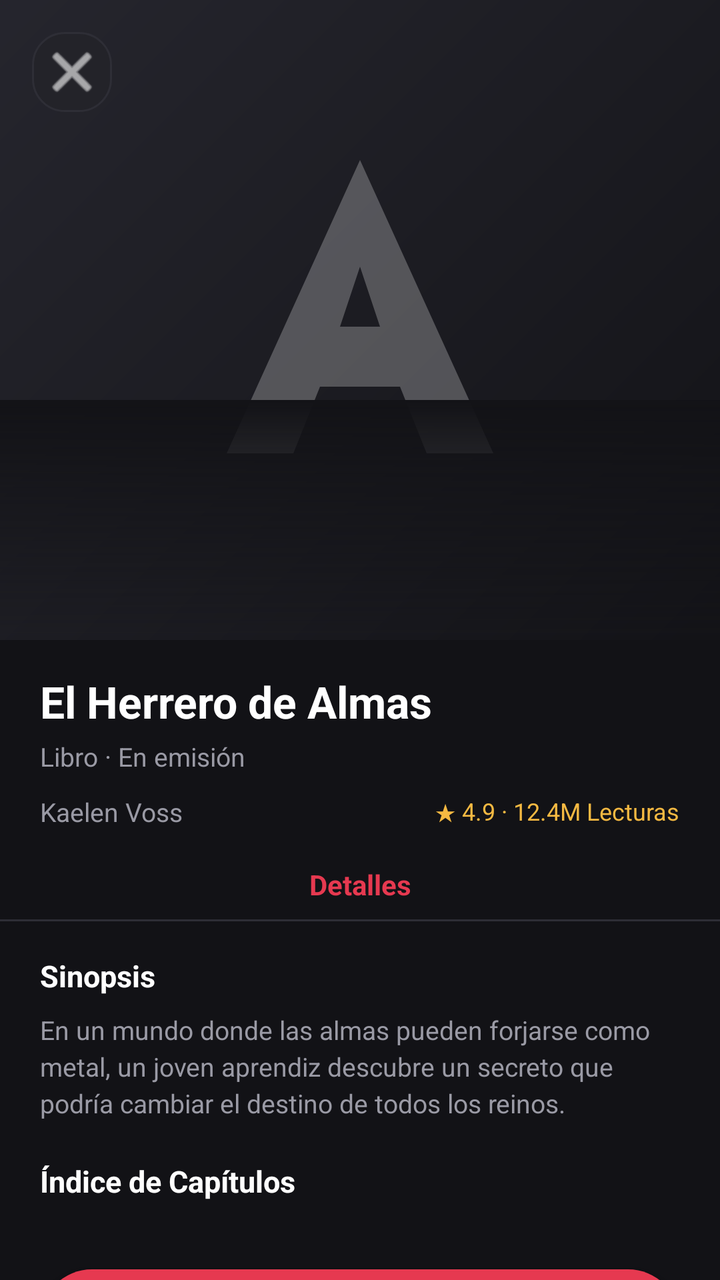
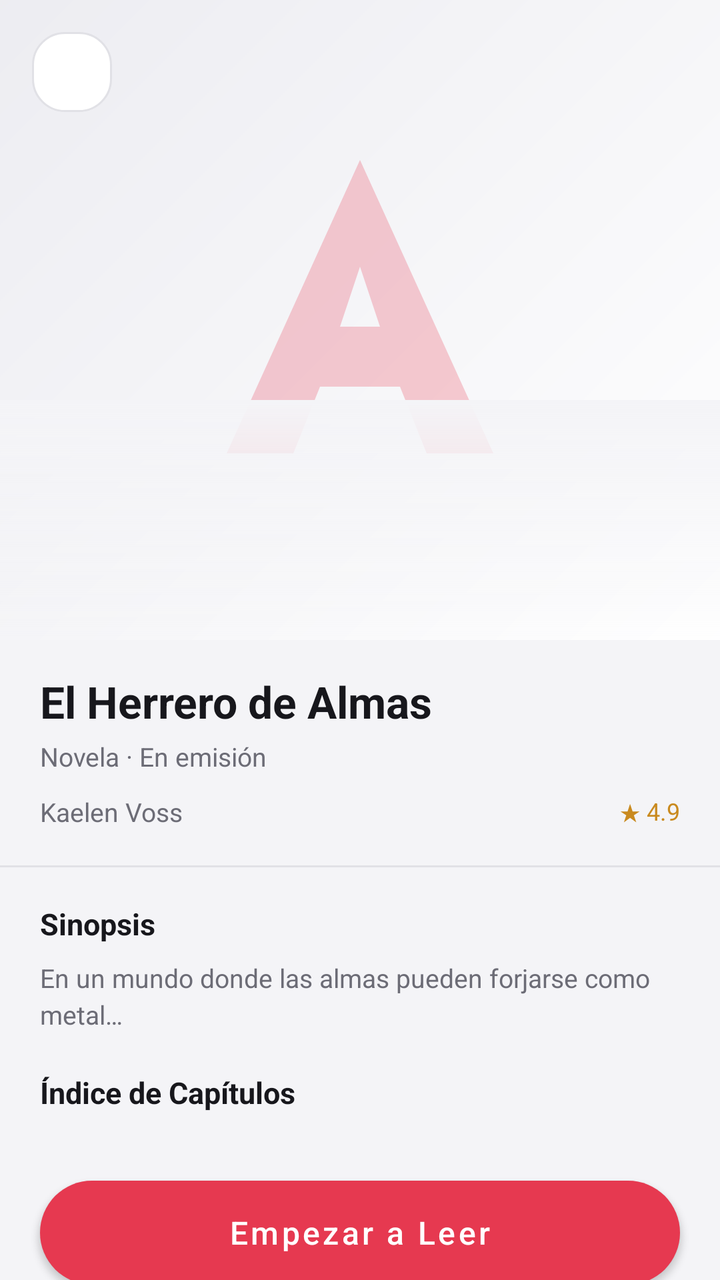

Two renders of the same Android screen: before a commit and after it. Below are the layout's source before the change and the commit's diff.
<!-- AndroidManifest.xml: application theme Theme.Attor -->
<!-- res/layout/activity_work_details.xml -->
<?xml version="1.0" encoding="utf-8"?>
<androidx.core.widget.NestedScrollView xmlns:android="http://schemas.android.com/apk/res/android"
    xmlns:app="http://schemas.android.com/apk/res-auto"
    xmlns:tools="http://schemas.android.com/tools"
    android:layout_width="match_parent"
    android:layout_height="match_parent"
    android:background="@color/background_primary"
    android:fillViewport="true"
    tools:context=".WorkDetailsActivity">

    <androidx.constraintlayout.widget.ConstraintLayout
        android:layout_width="match_parent"
        android:layout_height="wrap_content">

        
        <ImageView
            android:id="@+id/imgCoverLarge"
            android:layout_width="0dp"
            android:layout_height="320dp"
            android:background="@color/surface_input"
            android:src="@drawable/placeholder_cover"
            android:contentDescription="@null"
            android:scaleType="centerCrop"
            app:layout_constraintTop_toTopOf="parent"
            app:layout_constraintStart_toStartOf="parent"
            app:layout_constraintEnd_toEndOf="parent" />

        <View
            android:layout_width="0dp"
            android:layout_height="120dp"
            android:background="@drawable/bg_gradient_overlay"
            app:layout_constraintBottom_toBottomOf="@id/imgCoverLarge"
            app:layout_constraintStart_toStartOf="parent"
            app:layout_constraintEnd_toEndOf="parent" />

        <ImageButton
            android:id="@+id/btnBack"
            android:layout_width="40dp"
            android:layout_height="40dp"
            android:layout_marginStart="16dp"
            android:layout_marginTop="16dp"
            android:background="@drawable/bg_button_outline"
            android:contentDescription="@null"
            android:padding="8dp"
            android:src="@android:drawable/ic_menu_close_clear_cancel"
            app:tint="@color/white"
            app:layout_constraintTop_toTopOf="parent"
            app:layout_constraintStart_toStartOf="parent" />

        
        <TextView
            android:id="@+id/txtWorkTitle"
            android:layout_width="0dp"
            android:layout_height="wrap_content"
            android:layout_marginStart="20dp"
            android:layout_marginTop="16dp"
            android:layout_marginEnd="20dp"
            android:text="El Herrero de Almas"
            android:textColor="@color/text_primary"
            android:textSize="22sp"
            android:textStyle="bold"
            app:layout_constraintTop_toBottomOf="@id/imgCoverLarge"
            app:layout_constraintStart_toStartOf="parent"
            app:layout_constraintEnd_toEndOf="parent" />

        <TextView
            android:id="@+id/txtWorkStatus"
            android:layout_width="0dp"
            android:layout_height="wrap_content"
            android:layout_marginStart="20dp"
            android:layout_marginTop="4dp"
            android:layout_marginEnd="20dp"
            android:text="@string/work_status_progress"
            android:textColor="@color/text_secondary"
            android:textSize="13sp"
            app:layout_constraintTop_toBottomOf="@id/txtWorkTitle"
            app:layout_constraintStart_toStartOf="parent"
            app:layout_constraintEnd_toEndOf="parent" />

        
        <LinearLayout
            android:id="@+id/layoutAuthorRow"
            android:layout_width="0dp"
            android:layout_height="wrap_content"
            android:layout_marginStart="20dp"
            android:layout_marginTop="10dp"
            android:layout_marginEnd="20dp"
            android:gravity="center_vertical"
            android:orientation="horizontal"
            app:layout_constraintTop_toBottomOf="@id/txtWorkStatus"
            app:layout_constraintStart_toStartOf="parent"
            app:layout_constraintEnd_toEndOf="parent">

            <TextView
                android:id="@+id/txtAuthorName"
                android:layout_width="0dp"
                android:layout_height="wrap_content"
                android:layout_weight="1"
                android:text="Kaelen Voss"
                android:textColor="@color/text_secondary"
                android:textSize="13sp" />

            <TextView
                android:id="@+id/txtWorkRating"
                android:layout_width="wrap_content"
                android:layout_height="wrap_content"
                android:text="★ 4.9 · 12.4M Lecturas"
                android:textColor="@color/star_gold"
                android:textSize="12sp" />
        </LinearLayout>

        
        <LinearLayout
            android:id="@+id/layoutTabs"
            android:layout_width="0dp"
            android:layout_height="wrap_content"
            android:layout_marginStart="20dp"
            android:layout_marginTop="18dp"
            android:layout_marginEnd="20dp"
            android:orientation="horizontal"
            android:weightSum="3"
            app:layout_constraintTop_toBottomOf="@id/layoutAuthorRow"
            app:layout_constraintStart_toStartOf="parent"
            app:layout_constraintEnd_toEndOf="parent">

            <TextView
                android:id="@+id/tabDetails"
                android:layout_width="match_parent"
                android:layout_height="wrap_content"
                android:layout_weight="1"
                android:gravity="center"
                android:paddingBottom="8dp"
                android:text="@string/work_tab_details"
                android:textColor="@color/accent_red"
                android:textStyle="bold" />

        </LinearLayout>

        <View
            android:layout_width="0dp"
            android:layout_height="1dp"
            android:background="@color/divider"
            app:layout_constraintTop_toBottomOf="@id/layoutTabs"
            app:layout_constraintStart_toStartOf="parent"
            app:layout_constraintEnd_toEndOf="parent" />

        
        <TextView
            android:id="@+id/txtSynopsisTitle"
            android:layout_width="wrap_content"
            android:layout_height="wrap_content"
            android:layout_marginStart="20dp"
            android:layout_marginTop="18dp"
            android:text="@string/work_synopsis_title"
            android:textColor="@color/text_primary"
            android:textSize="15sp"
            android:textStyle="bold"
            app:layout_constraintTop_toBottomOf="@id/layoutTabs"
            app:layout_constraintStart_toStartOf="parent" />

        <TextView
            android:id="@+id/txtSynopsisBody"
            android:layout_width="0dp"
            android:layout_height="wrap_content"
            android:layout_marginStart="20dp"
            android:layout_marginTop="8dp"
            android:layout_marginEnd="20dp"
            android:text="En un mundo donde las almas pueden forjarse como metal, un joven aprendiz descubre un secreto que podría cambiar el destino de todos los reinos."
            android:textColor="@color/text_secondary"
            android:textSize="13sp"
            android:lineSpacingExtra="3dp"
            app:layout_constraintTop_toBottomOf="@id/txtSynopsisTitle"
            app:layout_constraintStart_toStartOf="parent"
            app:layout_constraintEnd_toEndOf="parent" />

        
        <TextView
            android:id="@+id/txtIndexTitle"
            android:layout_width="wrap_content"
            android:layout_height="wrap_content"
            android:layout_marginStart="20dp"
            android:layout_marginTop="20dp"
            android:text="@string/work_index_title"
            android:textColor="@color/text_primary"
            android:textSize="15sp"
            android:textStyle="bold"
            app:layout_constraintTop_toBottomOf="@id/txtSynopsisBody"
            app:layout_constraintStart_toStartOf="parent" />

        <androidx.recyclerview.widget.RecyclerView
            android:id="@+id/rvChapters"
            android:layout_width="0dp"
            android:layout_height="wrap_content"
            android:layout_marginStart="20dp"
            android:layout_marginTop="10dp"
            android:layout_marginEnd="20dp"
            android:nestedScrollingEnabled="false"
            tools:itemCount="2"
            tools:listitem="@layout/item_chapter"
            app:layout_constraintTop_toBottomOf="@id/txtIndexTitle"
            app:layout_constraintStart_toStartOf="parent"
            app:layout_constraintEnd_toEndOf="parent" />

        
        <Button
            android:id="@+id/btnStartReading"
            android:layout_width="0dp"
            android:layout_height="52dp"
            android:layout_marginHorizontal="20dp"
            android:layout_marginTop="24dp"
            android:layout_marginBottom="24dp"
            android:background="@drawable/bg_button_primary"
            android:text="@string/work_start_reading"
            android:textAllCaps="false"
            android:textColor="@color/white"
            android:textSize="16sp"
            app:layout_constraintTop_toBottomOf="@id/rvChapters"
            app:layout_constraintStart_toStartOf="parent"
            app:layout_constraintEnd_toEndOf="parent" />

    </androidx.constraintlayout.widget.ConstraintLayout>
</androidx.core.widget.NestedScrollView>
<!-- res/layout/item_chapter.xml (included above) -->
<?xml version="1.0" encoding="utf-8"?>
<LinearLayout xmlns:android="http://schemas.android.com/apk/res/android"
    xmlns:app="http://schemas.android.com/apk/res-auto"
    android:layout_width="match_parent"
    android:layout_height="wrap_content"
    android:layout_marginBottom="10dp"
    android:background="@drawable/bg_card_rounded"
    android:gravity="center_vertical"
    android:orientation="horizontal"
    android:padding="14dp">

    <LinearLayout
        android:layout_width="0dp"
        android:layout_height="wrap_content"
        android:layout_weight="1"
        android:orientation="vertical">

        <TextView
            android:id="@+id/txtChapterTitle"
            android:layout_width="wrap_content"
            android:layout_height="wrap_content"
            android:text="Capítulo 1: El Herrero Gris"
            android:textColor="@color/text_primary"
            android:textSize="13sp"
            android:textStyle="bold" />

        <TextView
            android:id="@+id/txtChapterDate"
            android:layout_width="wrap_content"
            android:layout_height="wrap_content"
            android:layout_marginTop="2dp"
            android:text="Publicado hace 3 días"
            android:textColor="@color/text_secondary"
            android:textSize="11sp" />
    </LinearLayout>

    <ImageView
        android:layout_width="18dp"
        android:layout_height="18dp"
        android:contentDescription="@null"
        android:src="@android:drawable/ic_media_play"
        app:tint="@color/accent_red" />

</LinearLayout>
<!-- resources referenced by this layout -->
<resources>
  <color name="accent_red">#E63950</color>
  <color name="background_primary">#121216</color>
  <color name="divider">#2E2E36</color>
  <color name="star_gold">#F5B942</color>
  <color name="surface_input">#26262E</color>
  <color name="text_primary">#FFFFFF</color>
  <color name="text_secondary">#9A9AA5</color>
  <color name="white">#FFFFFF</color>
  <!-- drawable bg_button_outline (drawable) -->
  <?xml version="1.0" encoding="utf-8"?>
  <shape xmlns:android="http://schemas.android.com/apk/res/android"
      android:shape="rectangle">
      <solid android:color="@color/surface_card" />
      <stroke android:width="1dp" android:color="@color/divider" />
      <corners android:radius="16dp" />
  </shape>
  <!-- drawable bg_button_primary (drawable) -->
  <?xml version="1.0" encoding="utf-8"?>
  <shape xmlns:android="http://schemas.android.com/apk/res/android"
      android:shape="rectangle">
      <solid android:color="@color/accent_red" />
      <corners android:radius="28dp" />
  </shape>
  <!-- drawable bg_card_rounded (drawable) -->
  <?xml version="1.0" encoding="utf-8"?>
  <shape xmlns:android="http://schemas.android.com/apk/res/android"
      android:shape="rectangle">
      <solid android:color="@color/surface_card" />
      <corners android:radius="16dp" />
  </shape>
  <!-- drawable bg_gradient_overlay (drawable) -->
  <?xml version="1.0" encoding="utf-8"?>
  <shape xmlns:android="http://schemas.android.com/apk/res/android"
      android:shape="rectangle">
      <gradient
          android:type="linear"
          android:angle="90"
          android:startColor="@color/transparent"
          android:endColor="@color/background_primary" />
  </shape>
  <!-- drawable placeholder_cover (drawable) -->
  <?xml version="1.0" encoding="utf-8"?>
  <layer-list xmlns:android="http://schemas.android.com/apk/res/android">
      <item android:drawable="@drawable/bg_placeholder_cover" />
      <item
          android:width="56dp"
          android:height="56dp"
          android:gravity="center"
          android:drawable="@drawable/ic_placeholder_mark" />
  </layer-list>
  <string name="work_index_title">Índice de Capítulos</string>
  <string name="work_start_reading">Empezar a Leer</string>
  <string name="work_status_progress">Libro · En emisión</string>
  <string name="work_synopsis_title">Sinopsis</string>
  <string name="work_tab_details">Detalles</string>
  <style name="Theme.Attor" parent="Theme.MaterialComponents.DayNight.NoActionBar">
          <item name="colorPrimary">@color/accent_red</item>
          <item name="colorPrimaryDark">@color/accent_red_dark</item>
          <item name="colorAccent">@color/accent_red</item>
          <item name="android:windowBackground">@color/background_primary</item>
          <item name="android:statusBarColor" tools:targetApi="21">@color/background_primary</item>
          <item name="android:navigationBarColor" tools:targetApi="21">@color/background_secondary</item>
      </style>
  <color name="surface_card">#232329</color>
  <color name="transparent">#00000000</color>
  <!-- drawable bg_placeholder_cover (drawable) -->
  <?xml version="1.0" encoding="utf-8"?>
  <shape xmlns:android="http://schemas.android.com/apk/res/android"
      android:shape="rectangle">
      <gradient
          android:type="linear"
          android:angle="315"
          android:startColor="@color/surface_input"
          android:endColor="@color/background_primary" />
  </shape>
  <!-- drawable ic_placeholder_mark (drawable) -->
  <?xml version="1.0" encoding="utf-8"?>
  <vector xmlns:android="http://schemas.android.com/apk/res/android"
      android:width="108dp"
      android:height="108dp"
      android:viewportWidth="108"
      android:viewportHeight="108">
      <path
          android:fillColor="#40FFFFFF"
          android:pathData="M34,74 L54,30 L74,74 L64,74 L60,64 L48,64 L44,74 Z M51,55 L57,55 L54,46 Z" />
  </vector>
  <color name="accent_red_dark">#C22C40</color>
  <color name="background_secondary">#1B1B21</color>
</resources>

<!-- the commit's change to res/layout/activity_work_details.xml (unified diff, before → after) -->
@@ -6,21 +6,20 @@
     android:layout_height="match_parent"
     android:background="@color/background_primary"
     android:fillViewport="true"
-    tools:context=".WorkDetailsActivity">
+    tools:context=".ui.workdetails.WorkDetailsActivity">
 
     <androidx.constraintlayout.widget.ConstraintLayout
         android:layout_width="match_parent"
         android:layout_height="wrap_content">
 
-        
         <ImageView
             android:id="@+id/imgCoverLarge"
             android:layout_width="0dp"
             android:layout_height="320dp"
             android:background="@color/surface_input"
-            android:src="@drawable/placeholder_cover"
             android:contentDescription="@null"
             android:scaleType="centerCrop"
+            android:src="@drawable/placeholder_cover"
             app:layout_constraintTop_toTopOf="parent"
             app:layout_constraintStart_toStartOf="parent"
             app:layout_constraintEnd_toEndOf="parent" />
@@ -47,7 +46,6 @@
             app:layout_constraintTop_toTopOf="parent"
             app:layout_constraintStart_toStartOf="parent" />
 
-        
         <TextView
             android:id="@+id/txtWorkTitle"
             android:layout_width="0dp"
@@ -70,14 +68,13 @@
             android:layout_marginStart="20dp"
             android:layout_marginTop="4dp"
             android:layout_marginEnd="20dp"
-            android:text="@string/work_status_progress"
+            android:text="Novela · En emisión"
             android:textColor="@color/text_secondary"
             android:textSize="13sp"
             app:layout_constraintTop_toBottomOf="@id/txtWorkTitle"
             app:layout_constraintStart_toStartOf="parent"
             app:layout_constraintEnd_toEndOf="parent" />
 
-        
         <LinearLayout
             android:id="@+id/layoutAuthorRow"
             android:layout_width="0dp"
@@ -104,47 +101,21 @@
                 android:id="@+id/txtWorkRating"
                 android:layout_width="wrap_content"
                 android:layout_height="wrap_content"
-                android:text="★ 4.9 · 12.4M Lecturas"
+                android:text="★ 4.9"
                 android:textColor="@color/star_gold"
                 android:textSize="12sp" />
         </LinearLayout>
 
-        
-        <LinearLayout
-            android:id="@+id/layoutTabs"
-            android:layout_width="0dp"
-            android:layout_height="wrap_content"
-            android:layout_marginStart="20dp"
+        <View
+            android:id="@+id/dividerTabs"
+            android:layout_width="0dp"
+            android:layout_height="1dp"
             android:layout_marginTop="18dp"
-            android:layout_marginEnd="20dp"
-            android:orientation="horizontal"
-            android:weightSum="3"
+            android:background="@color/divider"
             app:layout_constraintTop_toBottomOf="@id/layoutAuthorRow"
             app:layout_constraintStart_toStartOf="parent"
-            app:layout_constraintEnd_toEndOf="parent">
-
-            <TextView
-                android:id="@+id/tabDetails"
-                android:layout_width="match_parent"
-                android:layout_height="wrap_content"
-                android:layout_weight="1"
-                android:gravity="center"
-                android:paddingBottom="8dp"
-                android:text="@string/work_tab_details"
-                android:textColor="@color/accent_red"
-                android:textStyle="bold" />
-
-        </LinearLayout>
-
-        <View
-            android:layout_width="0dp"
-            android:layout_height="1dp"
-            android:background="@color/divider"
-            app:layout_constraintTop_toBottomOf="@id/layoutTabs"
-            app:layout_constraintStart_toStartOf="parent"
-            app:layout_constraintEnd_toEndOf="parent" />
-
-        
+            app:layout_constraintEnd_toEndOf="parent" />
+
         <TextView
             android:id="@+id/txtSynopsisTitle"
             android:layout_width="wrap_content"
@@ -155,7 +126,7 @@
             android:textColor="@color/text_primary"
             android:textSize="15sp"
             android:textStyle="bold"
-            app:layout_constraintTop_toBottomOf="@id/layoutTabs"
+            app:layout_constraintTop_toBottomOf="@id/dividerTabs"
             app:layout_constraintStart_toStartOf="parent" />
 
         <TextView
@@ -165,7 +136,7 @@
             android:layout_marginStart="20dp"
             android:layout_marginTop="8dp"
             android:layout_marginEnd="20dp"
-            android:text="En un mundo donde las almas pueden forjarse como metal, un joven aprendiz descubre un secreto que podría cambiar el destino de todos los reinos."
+            android:text="En un mundo donde las almas pueden forjarse como metal…"
             android:textColor="@color/text_secondary"
             android:textSize="13sp"
             android:lineSpacingExtra="3dp"
@@ -173,7 +144,6 @@
             app:layout_constraintStart_toStartOf="parent"
             app:layout_constraintEnd_toEndOf="parent" />
 
-        
         <TextView
             android:id="@+id/txtIndexTitle"
             android:layout_width="wrap_content"
@@ -201,7 +171,6 @@
             app:layout_constraintStart_toStartOf="parent"
             app:layout_constraintEnd_toEndOf="parent" />
 
-        
         <Button
             android:id="@+id/btnStartReading"
             android:layout_width="0dp"
<!-- resource entries referenced after the edit -->
@@ -1,92 +1,70 @@
 <!-- resources referenced by this layout -->
 <resources>
   <color name="accent_red">#E63950</color>
-  <color name="background_primary">#121216</color>
-  <color name="divider">#2E2E36</color>
-  <color name="star_gold">#F5B942</color>
-  <color name="surface_input">#26262E</color>
-  <color name="text_primary">#FFFFFF</color>
-  <color name="text_secondary">#9A9AA5</color>
+  <color name="background_primary">#F4F4F7</color>
+  <color name="divider">#E1E1E6</color>
+  <color name="star_gold">#C98A1F</color>
+  <color name="surface_input">#ECECF1</color>
+  <color name="text_primary">#17171C</color>
+  <color name="text_secondary">#6C6C76</color>
   <color name="white">#FFFFFF</color>
   <!-- drawable bg_button_outline (drawable) -->
   <?xml version="1.0" encoding="utf-8"?>
-  <shape xmlns:android="http://schemas.android.com/apk/res/android"
-      android:shape="rectangle">
+  <shape xmlns:android="http://schemas.android.com/apk/res/android" android:shape="rectangle">
       <solid android:color="@color/surface_card" />
       <stroke android:width="1dp" android:color="@color/divider" />
       <corners android:radius="16dp" />
   </shape>
   <!-- drawable bg_button_primary (drawable) -->
   <?xml version="1.0" encoding="utf-8"?>
-  <shape xmlns:android="http://schemas.android.com/apk/res/android"
-      android:shape="rectangle">
+  <shape xmlns:android="http://schemas.android.com/apk/res/android" android:shape="rectangle">
       <solid android:color="@color/accent_red" />
       <corners android:radius="28dp" />
   </shape>
   <!-- drawable bg_card_rounded (drawable) -->
   <?xml version="1.0" encoding="utf-8"?>
-  <shape xmlns:android="http://schemas.android.com/apk/res/android"
-      android:shape="rectangle">
+  <shape xmlns:android="http://schemas.android.com/apk/res/android" android:shape="rectangle">
       <solid android:color="@color/surface_card" />
       <corners android:radius="16dp" />
   </shape>
   <!-- drawable bg_gradient_overlay (drawable) -->
   <?xml version="1.0" encoding="utf-8"?>
-  <shape xmlns:android="http://schemas.android.com/apk/res/android"
-      android:shape="rectangle">
-      <gradient
-          android:type="linear"
-          android:angle="90"
-          android:startColor="@color/transparent"
-          android:endColor="@color/background_primary" />
+  <shape xmlns:android="http://schemas.android.com/apk/res/android" android:shape="rectangle">
+      <gradient android:type="linear" android:angle="90" android:startColor="@color/transparent" android:endColor="@color/background_primary" />
   </shape>
   <!-- drawable placeholder_cover (drawable) -->
   <?xml version="1.0" encoding="utf-8"?>
   <layer-list xmlns:android="http://schemas.android.com/apk/res/android">
       <item android:drawable="@drawable/bg_placeholder_cover" />
-      <item
-          android:width="56dp"
-          android:height="56dp"
-          android:gravity="center"
-          android:drawable="@drawable/ic_placeholder_mark" />
+      <item android:width="56dp" android:height="56dp" android:gravity="center" android:drawable="@drawable/ic_placeholder_mark" />
   </layer-list>
   <string name="work_index_title">Índice de Capítulos</string>
   <string name="work_start_reading">Empezar a Leer</string>
-  <string name="work_status_progress">Libro · En emisión</string>
   <string name="work_synopsis_title">Sinopsis</string>
-  <string name="work_tab_details">Detalles</string>
   <style name="Theme.Attor" parent="Theme.MaterialComponents.DayNight.NoActionBar">
           <item name="colorPrimary">@color/accent_red</item>
           <item name="colorPrimaryDark">@color/accent_red_dark</item>
           <item name="colorAccent">@color/accent_red</item>
           <item name="android:windowBackground">@color/background_primary</item>
           <item name="android:statusBarColor" tools:targetApi="21">@color/background_primary</item>
-          <item name="android:navigationBarColor" tools:targetApi="21">@color/background_secondary</item>
+          <item name="android:navigationBarColor" tools:targetApi="21">@color/bottom_nav_bg</item>
       </style>
-  <color name="surface_card">#232329</color>
+  <color name="surface_card">#FFFFFF</color>
   <color name="transparent">#00000000</color>
   <!-- drawable bg_placeholder_cover (drawable) -->
   <?xml version="1.0" encoding="utf-8"?>
-  <shape xmlns:android="http://schemas.android.com/apk/res/android"
-      android:shape="rectangle">
-      <gradient
-          android:type="linear"
-          android:angle="315"
-          android:startColor="@color/surface_input"
-          android:endColor="@color/background_primary" />
+  <shape xmlns:android="http://schemas.android.com/apk/res/android" android:shape="rectangle">
+      <gradient android:type="linear" android:angle="315" android:startColor="@color/surface_input" android:endColor="@color/background_secondary" />
   </shape>
   <!-- drawable ic_placeholder_mark (drawable) -->
   <?xml version="1.0" encoding="utf-8"?>
   <vector xmlns:android="http://schemas.android.com/apk/res/android"
-      android:width="108dp"
-      android:height="108dp"
-      android:viewportWidth="108"
-      android:viewportHeight="108">
-      <path
-          android:fillColor="#40FFFFFF"
-          android:pathData="M34,74 L54,30 L74,74 L64,74 L60,64 L48,64 L44,74 Z M51,55 L57,55 L54,46 Z" />
+      android:width="108dp" android:height="108dp"
+      android:viewportWidth="108" android:viewportHeight="108">
+      <path android:fillColor="#40E63950" android:pathData="M34,74 L54,30 L74,74 L64,74 L60,64 L48,64 L44,74 Z M51,55 L57,55 L54,46 Z" />
   </vector>
   <color name="accent_red_dark">#C22C40</color>
-  <color name="background_secondary">#1B1B21</color>
+  <color name="bottom_nav_bg">#FFFFFF</color>
+  <color name="background_secondary">#FFFFFF</color>
 </resources>
 
